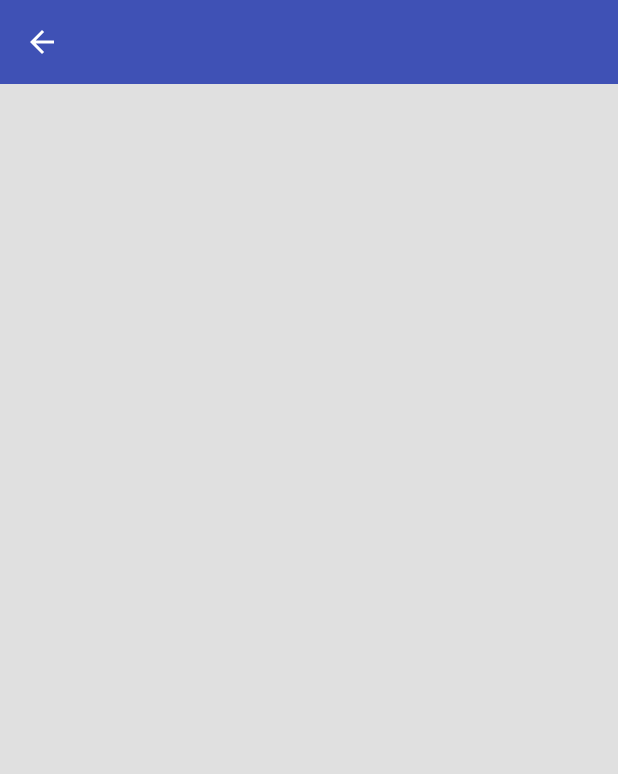
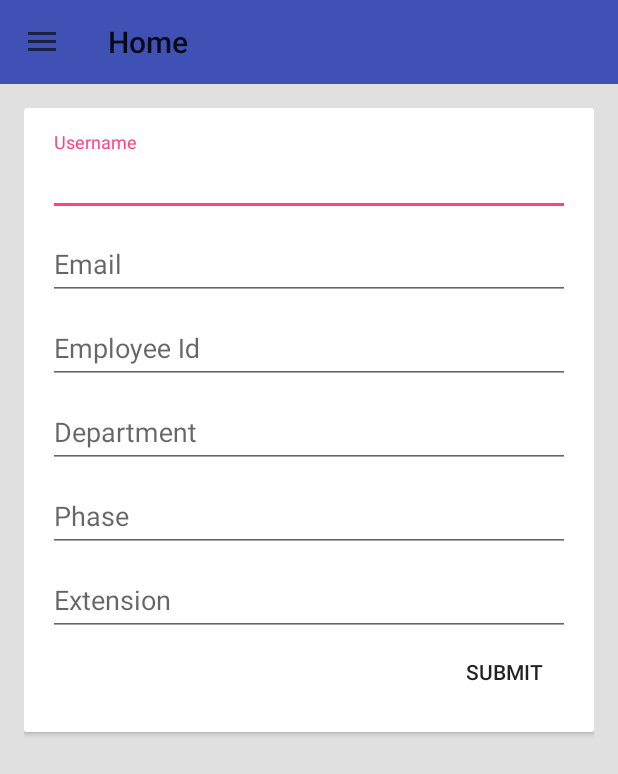
Before and after one commit to Inferno43/OFSMC, an Android app: the Home screen opened directly, with no data from a screen before it, on a phone screen of 412 x 824 dp. Shown: the top 774 px of the screen. Run offline under Robolectric (Android 15) with nearby library versions, the phone set to English and light mode, and no system bars; our stand-ins replace Firebase (no records; nobody signed in at launch, a user with empty details on screens opened directly).

```diff
--- a/app/src/main/java/com/ofs/ofmc/home/Home.java
+++ b/app/src/main/java/com/ofs/ofmc/home/Home.java
@@ -1,17 +1,18 @@
 package com.ofs.ofmc.home;
 
+import android.content.Context;
 import android.os.Bundle;
 import android.support.annotation.NonNull;
 import android.support.design.widget.NavigationView;
-import android.support.v4.view.GravityCompat;
 import android.support.v4.widget.DrawerLayout;
 import android.support.v7.app.ActionBarDrawerToggle;
 import android.support.v7.widget.Toolbar;
 import android.view.MenuItem;
-import android.view.View;
 
+import com.google.firebase.database.FirebaseDatabase;
 import com.ofs.ofmc.BaseActivity;
 import com.ofs.ofmc.R;
+import com.ofs.ofmc.toolbox.SharedPref;
 
 public class Home extends BaseActivity implements NavigationView.OnNavigationItemSelectedListener{
 
@@ -19,31 +20,81 @@ public class Home extends BaseActivity implements NavigationView.OnNavigationIte
     private ActionBarDrawerToggle toggle;
     private NavigationView navigationView;
     private Toolbar toolbar;
+    FirebaseDatabase firebaseDatabase;
+    ProfilePresenter profilePresenter;
+    ProfileView profileView;
+    HomePresenter homePresenter;
+    HomeView homeView;
+    SharedPref sharedPref;
+    Context context;
     @Override
     protected void onCreate(Bundle savedInstanceState) {
         super.onCreate(savedInstanceState);
-        setContentView(R.layout.home);
+        setContentView(R.layout.home_base);
+        context = this;
+        sharedPref = new SharedPref();
+        firebaseDatabase = FirebaseDatabase.getInstance();
         mDrawerLayout = (DrawerLayout) findViewById(R.id.drawer_layout);
+        toolbar = (Toolbar) findViewById(R.id.toolbar);
         navigationView = (NavigationView) findViewById(R.id.nav_view);
+
         toggle = new ActionBarDrawerToggle(
                 this, mDrawerLayout, R.string.navigation_drawer_open, R.string.navigation_drawer_close);
-        toolbar = (Toolbar) findViewById(R.id.toolbar);
+        toolbar.setNavigationIcon(R.drawable.ic_menu_back);
+        mDrawerLayout.addDrawerListener(toggle);
+        setSupportActionBar(toolbar);
+        navigationView.setNavigationItemSelectedListener(this);
 
-        mDrawerLayout.addDrawerListener(toggle);
-        toggle.syncState();
-        toolbar.setNavigationIcon(R.drawable.ic_menu_back);
-        toolbar.setNavigationOnClickListener(new View.OnClickListener() {
-            @Override
-            public void onClick(View view) {
-                    mDrawerLayout.openDrawer(GravityCompat.START,true);
+
+        profileView = new ProfileView();
+        homeView = new HomeView();
+
+        profilePresenter = new ProfilePresenter(profileView,firebaseDatabase);
+
+
+        if(!sharedPref.getBoolean(context,SharedPref.PREFS_IS_PROFILE_COMPLETE)){
+            replaceFragment(getSupportFragmentManager(),profileView,false,null);
+        }else{
+            replaceFragment(getSupportFragmentManager(),homeView,false,null);
         }
-        });
-        navigationView.setNavigationItemSelectedListener(this);
     }
 
     @Override
+    protected void onPostCreate(Bundle savedInstanceState) {
+        super.onPostCreate(savedInstanceState);
+        // Sync the toggle state after onRestoreInstanceState has occurred.
+        toggle.syncState();
+    }
+
+
+    @Override
     public boolean onNavigationItemSelected(@NonNull MenuItem item) {
-        mDrawerLayout.closeDrawer(GravityCompat.START);
+        switch (item.getItemId()){
+            case R.id.nav_home:
+                break;
+            case R.id.nav_profile:
+                replaceFragment(getSupportFragmentManager(),profileView,false,null);
+                break;
+            case R.id.nav_settings:
+                break;
+            case R.id.nav_logout:
+                break;
+            default:
+                break;
+        }
         return true;
     }
+
+    @Override
+    public boolean onOptionsItemSelected(MenuItem item) {
+        // Pass the event to ActionBarDrawerToggle, if it returns
+        // true, then it has handled the app icon touch event
+        if (toggle.onOptionsItemSelected(item)) {
+            return true;
+        }
+        // Handle your other action bar items...
+
+        return super.onOptionsItemSelected(item);
+    }
+
 }
--- a/app/src/main/java/com/ofs/ofmc/home/HomeContract.java
+++ b/app/src/main/java/com/ofs/ofmc/home/HomeContract.java
@@ -1,8 +1,33 @@
 package com.ofs.ofmc.home;
+
+import com.ofs.ofmc.BasePresenter;
+import com.ofs.ofmc.BaseView;
+import com.ofs.ofmc.model.Employee;
 
 /**
  * Created by ${USER_NAME} on 2/17/17.
  */
 
 public interface HomeContract {
+
+    interface ViewHome extends BaseView<PresenterHome>{
+
+    }
+    interface PresenterHome extends BasePresenter{
+
+    }
+
+    interface ViewProfile extends BaseView<PresenterProfile>{
+
+        void showMessage(String message);
+        void showProfile(Employee employee);
+
+
+    }
+    interface PresenterProfile extends BasePresenter{
+
+        void loadProfile(String id);
+        void editProfile();
+        void saveProfile(Employee employee);
+    }
 }
--- /dev/null
+++ b/app/src/main/java/com/ofs/ofmc/home/HomeView.java
@@ -0,0 +1,32 @@
+package com.ofs.ofmc.home;
+
+import android.os.Bundle;
+import android.support.annotation.Nullable;
+import android.view.LayoutInflater;
+import android.view.View;
+import android.view.ViewGroup;
+
+import com.ofs.ofmc.BaseFragment;
+import com.ofs.ofmc.R;
+
+/**
+ * Created by saravana.subramanian on 2/21/17.
+ */
+
+public class HomeView extends BaseFragment  {
+
+
+    View rootView;
+
+    @Override
+    public void onCreate(@Nullable Bundle savedInstanceState) {
+        super.onCreate(savedInstanceState);
+    }
+
+    @Nullable
+    @Override
+    public View onCreateView(LayoutInflater inflater, @Nullable ViewGroup container, @Nullable Bundle savedInstanceState) {
+        rootView = inflater.inflate(R.layout.home,container,false);
+        return rootView;
+    }
+}
--- /dev/null
+++ b/app/src/main/java/com/ofs/ofmc/home/ProfilePresenter.java
@@ -0,0 +1,97 @@
+package com.ofs.ofmc.home;
+
+import com.google.firebase.database.DataSnapshot;
+import com.google.firebase.database.DatabaseError;
+import com.google.firebase.database.DatabaseReference;
+import com.google.firebase.database.FirebaseDatabase;
+import com.google.firebase.database.ValueEventListener;
+import com.ofs.ofmc.model.Employee;
+
+/**
+ * Created by saravana.subramanian on 2/21/17.
+ */
+
+public class ProfilePresenter implements HomeContract.PresenterProfile{
+
+    HomeContract.ViewProfile viewProfile;
+    FirebaseDatabase firebaseDatabase;
+    private DatabaseReference mDatabase;
+    Employee employee;
+
+
+    public ProfilePresenter(HomeContract.ViewProfile viewProfile,FirebaseDatabase firebaseDatabase) {
+        this.viewProfile = viewProfile;
+        this.firebaseDatabase = firebaseDatabase;
+        this.viewProfile.setPresenter(this);
+        mDatabase = firebaseDatabase.getReference();
+    }
+
+    @Override
+    public void loadProfile(final String userId) {
+
+        firebaseDatabase.getReference().addValueEventListener(new ValueEventListener() {
+            @Override
+            public void onDataChange(DataSnapshot dataSnapshot) {
+
+                for (DataSnapshot empl: dataSnapshot.child("Employees").getChildren()) {
+                    String user = (String) empl.child("userId").getValue();
+                    String employeeId = (String) empl.child("employeeId").getValue();
+                    String employeeName = (String) empl.child("employeeName").getValue();
+                    String employeeDepartment = (String) empl.child("employeeDepartment").getValue();
+                    String employeeEmail = (String) empl.child("employeeEmail").getValue();
+                    String employeePhase = (String) empl.child("employeePhase").getValue();
+                    String employeeExtension = (String) empl.child("employeeExtension").getValue();
+                    if(userId.equals(user)){
+                        employee = new Employee(user,employeeId,employeeName,employeeDepartment,"",
+                                employeeEmail,employeePhase,employeeExtension);
+                        if(employee!=null){
+                            viewProfile.showProfile(employee);
+                            viewProfile.showMessage("your profile loaded");
+
+                        }else{
+                            viewProfile.showMessage("profile could not be loaded");
+
+                        }
+
+                    }
+                }
+
+
+                //employee = new Employee(emp.child())
+            }
+
+            @Override
+            public void onCancelled(DatabaseError databaseError) {
+                viewProfile.showMessage("Update your profile");
+            }
+        });
+
+
+
+    }
+
+    @Override
+    public void editProfile() {
+
+    }
+
+    @Override
+    public void saveProfile(final Employee employee) {
+        firebaseDatabase.getReference().addListenerForSingleValueEvent(new ValueEventListener() {
+            @Override
+            public void onDataChange(DataSnapshot dataSnapshot) {
+                mDatabase.getDatabase().getReference().child("Employees").push().setValue(employee);
+            }
+
+            @Override
+            public void onCancelled(DatabaseError databaseError) {
+                viewProfile.showMessage("Update your profile");
+            }
+        });
+    }
+
+    @Override
+    public void start() {
+
+    }
+}
--- /dev/null
+++ b/app/src/main/java/com/ofs/ofmc/home/ProfileView.java
@@ -0,0 +1,92 @@
+package com.ofs.ofmc.home;
+
+import android.content.Context;
+import android.os.Bundle;
+import android.support.annotation.Nullable;
+import android.support.design.widget.Snackbar;
+import android.view.LayoutInflater;
+import android.view.View;
+import android.view.ViewGroup;
+import android.widget.Button;
+import android.widget.EditText;
+
+import com.ofs.ofmc.BaseFragment;
+import com.ofs.ofmc.R;
+import com.ofs.ofmc.model.Employee;
+import com.ofs.ofmc.toolbox.SharedPref;
+
+/**
+ * Created by saravana.subramanian on 2/21/17.
+ */
+
+public class ProfileView extends BaseFragment implements HomeContract.ViewProfile {
+
+    HomeContract.PresenterProfile presenter;
+    private View rootView;
+    private String userId;
+    private EditText UserName;
+    private EditText Email;
+    private EditText EmployeeId;
+    private EditText Department;
+    private EditText Location;
+    private EditText Extension;
+    private Button   submit;
+    Employee employee;
+    Context context;
+    SharedPref sharedPref;
+
+    @Override
+    public void onCreate(@Nullable Bundle savedInstanceState) {
+        super.onCreate(savedInstanceState);
+    }
+
+    @Nullable
+    @Override
+    public View onCreateView(LayoutInflater inflater, @Nullable ViewGroup container, @Nullable Bundle savedInstanceState) {
+        rootView = inflater.inflate(R.layout.profile,container,false);
+        sharedPref = new SharedPref();
+        context = getActivity();
+        UserName = (EditText) rootView.findViewById(R.id.userName);
+        Email = (EditText) rootView.findViewById(R.id.email);
+        EmployeeId = (EditText) rootView.findViewById(R.id.emp_id);
+        Department = (EditText) rootView.findViewById(R.id.department);
+        Location = (EditText) rootView.findViewById(R.id.phase);
+        Extension = (EditText) rootView.findViewById(R.id.extension);
+        submit = (Button) rootView.findViewById(R.id.register);
+        userId = sharedPref.getString(context,SharedPref.PREFS_USERID);
+        presenter.loadProfile(userId);
+        submit.setOnClickListener(new View.OnClickListener() {
+            @Override
+            public void onClick(View v) {
+                employee = new Employee(sharedPref.getString(context,SharedPref.PREFS_USERID),
+                        EmployeeId.getText().toString(),UserName.getText().toString(),Department.getText().toString(),
+                        "",Email.getText().toString(),Location.getText().toString(),Extension.getText().toString());
+                presenter.saveProfile(employee);
+            }
+        });
+
+
+        return rootView;
+    }
+
+    @Override
+    public void showMessage(String message) {
+        Snackbar.make(rootView,message,Snackbar.LENGTH_LONG).show();
+    }
+
+    @Override
+    public void showProfile(Employee employee) {
+        UserName.setText(employee.getEmployeeName());
+        Email.setText(employee.getEmployeeEmail());
+        EmployeeId.setText(employee.getEmployeeId());
+        Department.setText(employee.getEmployeeDepartment());
+        Location.setText(employee.getEmployeePhase());
+        Extension.setText(employee.getEmployeeExtension());
+
+    }
+
+    @Override
+    public void setPresenter(HomeContract.PresenterProfile presenter) {
+        this.presenter = presenter;
+    }
+}
--- a/app/src/main/res/layout/content_layout.xml
+++ b/app/src/main/res/layout/content_layout.xml
@@ -1,7 +1,6 @@
 <?xml version="1.0" encoding="utf-8"?>
 <FrameLayout xmlns:android="http://schemas.android.com/apk/res/android"
     android:id="@+id/contentFrame" android:layout_width="match_parent"
-    android:layout_height="match_parent"
-    android:fitsSystemWindows="true">
+    android:layout_height="match_parent">
 
 </FrameLayout>
--- a/app/src/main/res/layout/home.xml
+++ b/app/src/main/res/layout/home.xml
@@ -1,38 +1,11 @@
 <?xml version="1.0" encoding="utf-8"?>
-<LinearLayout
-    xmlns:tools="http://schemas.android.com/tools"
-    xmlns:android="http://schemas.android.com/apk/res/android"
-    xmlns:app="http://schemas.android.com/apk/res-auto"
+<LinearLayout xmlns:android="http://schemas.android.com/apk/res/android"
+    android:orientation="vertical" android:layout_width="match_parent"
+    android:layout_height="match_parent">
 
-    android:fitsSystemWindows="true"
-    android:layout_width="match_parent"
-    android:layout_height="match_parent"
-    android:orientation="vertical">
-    <android.support.v7.widget.Toolbar
-        android:id="@+id/toolbar"
+    <android.support.v7.widget.RecyclerView
+        android:id="@+id/employeeList"
         android:layout_width="match_parent"
-        android:layout_height="?attr/actionBarSize"
-        android:background="?attr/colorPrimary"
-        android:fitsSystemWindows="true"
-        app:layout_scrollFlags="scroll|exitUntilCollapsed"
-        app:popupTheme="@style/AppTheme.PopupOverlay"/>
-    <android.support.v4.widget.DrawerLayout
-        android:id="@+id/drawer_layout"
-        android:layout_width="match_parent"
-        android:layout_height="match_parent"
-        tools:openDrawer="start"
-        android:fitsSystemWindows="false"
-        tools:context="com.ofs.ofmc.home.Home">
-        <!-- The main content view -->
+        android:layout_height="match_parent"/>
 
-        <include layout="@layout/content_layout"/>
-
-        <android.support.design.widget.NavigationView
-            android:id="@+id/nav_view"
-            android:layout_width="wrap_content"
-            android:layout_height="match_parent"
-            android:layout_gravity="start"
-            android:fitsSystemWindows="true"
-            app:menu="@menu/nav_menu" />
-    </android.support.v4.widget.DrawerLayout>
 </LinearLayout>
--- /dev/null
+++ b/app/src/main/res/layout/home_base.xml
@@ -0,0 +1,37 @@
+<?xml version="1.0" encoding="utf-8"?>
+<LinearLayout
+    xmlns:tools="http://schemas.android.com/tools"
+    xmlns:android="http://schemas.android.com/apk/res/android"
+    xmlns:app="http://schemas.android.com/apk/res-auto"
+    android:fitsSystemWindows="true"
+    android:layout_width="match_parent"
+    android:layout_height="match_parent"
+    android:orientation="vertical">
+    <android.support.v7.widget.Toolbar
+        android:id="@+id/toolbar"
+        android:layout_width="match_parent"
+        android:layout_height="?attr/actionBarSize"
+        android:background="?attr/colorPrimary"
+        android:fitsSystemWindows="true"
+        app:layout_scrollFlags="scroll|exitUntilCollapsed"
+        app:popupTheme="@style/AppToolbar"/>
+    <android.support.v4.widget.DrawerLayout
+        android:id="@+id/drawer_layout"
+        android:layout_width="match_parent"
+        android:layout_height="match_parent"
+        tools:openDrawer="start"
+        android:fitsSystemWindows="false"
+        tools:context="com.ofs.ofmc.home.Home">
+        <!-- The main content view -->
+
+        <include layout="@layout/content_layout"/>
+
+        <android.support.design.widget.NavigationView
+            android:id="@+id/nav_view"
+            android:layout_width="wrap_content"
+            android:layout_height="match_parent"
+            android:layout_gravity="start"
+            android:fitsSystemWindows="true"
+            app:menu="@menu/nav_menu" />
+    </android.support.v4.widget.DrawerLayout>
+</LinearLayout>
--- a/app/src/main/res/layout/login.xml
+++ b/app/src/main/res/layout/login.xml
@@ -33,6 +33,7 @@
                     android:layout_width="match_parent"
                     android:layout_height="wrap_content"
                     android:hint="@string/username"
+
                     />
             </android.support.design.widget.TextInputLayout>
             <android.support.design.widget.TextInputLayout
--- a/app/src/main/res/values-v21/styles.xml
+++ b/app/src/main/res/values-v21/styles.xml
@@ -3,7 +3,12 @@
     <style name="AppTheme.NoActionBar">
         <item name="windowActionBar">false</item>
         <item name="windowNoTitle">true</item>
-        <item name="android:windowDrawsSystemBarBackgrounds">true</item>
-        <item name="android:statusBarColor">@android:color/transparent</item>
+
     </style>
+
+    <style name="AppToolbar" parent="ThemeOverlay.AppCompat.Dark.ActionBar">
+        <item name="android:textColorPrimary">@android:color/white</item>
+        <item name="android:textColorSecondary">@android:color/white</item>
+    </style>
+
 </resources>
--- a/app/src/main/res/values/styles.xml
+++ b/app/src/main/res/values/styles.xml
@@ -6,6 +6,8 @@
         <item name="colorPrimary">@color/colorPrimary</item>
         <item name="colorPrimaryDark">@color/colorPrimaryDark</item>
         <item name="colorAccent">@color/colorAccent</item>
+        <item name="android:fitsSystemWindows">true</item>
+
         <item name="android:windowBackground">@color/backgrounColor</item>
     </style>
 
@@ -18,4 +20,9 @@
 
     <style name="AppTheme.PopupOverlay" parent="ThemeOverlay.AppCompat.Light" />
 
+    <style name="AppToolbar" parent="ThemeOverlay.AppCompat.Light">
+        <item name="android:textColorPrimary">@android:color/white</item>
+        <item name="android:textColorSecondary">@android:color/white</item>
+    </style>
+
 </resources>
--- a/build.gradle
+++ b/build.gradle
@@ -5,7 +5,7 @@ buildscript {
         jcenter()
     }
     dependencies {
-        classpath 'com.android.tools.build:gradle:2.2.2'
+        classpath 'com.android.tools.build:gradle:2.2.3'
         classpath 'com.google.gms:google-services:3.0.0'
 
         // NOTE: Do not place your application dependencies here; they belong
```
Also changed, not shown: app/src/main/java/com/ofs/ofmc/home/HomePresenter.java (added, +8 -0 lines), app/src/main/java/com/ofs/ofmc/login/LoginView.java (+24 -1 lines), app/src/main/java/com/ofs/ofmc/model/Employee.java (+15 -2 lines), app/src/main/java/com/ofs/ofmc/toolbox/SharedPref.java (+14 -6 lines), app/src/main/res/layout/profile.xml (+0 -11 lines).
